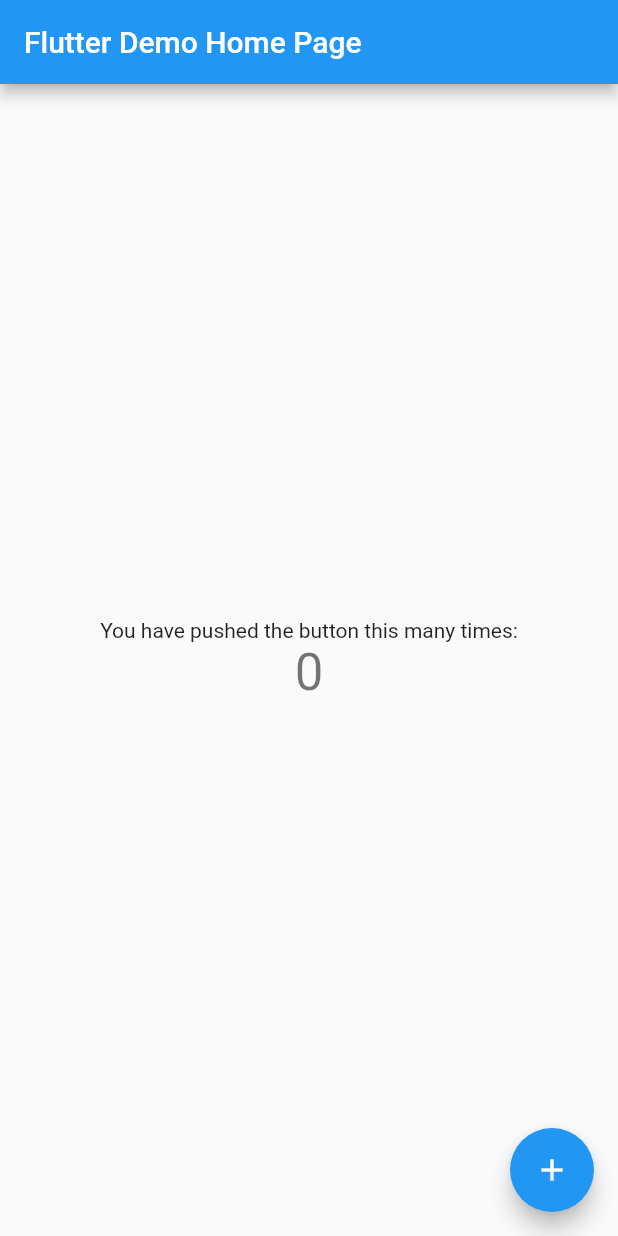
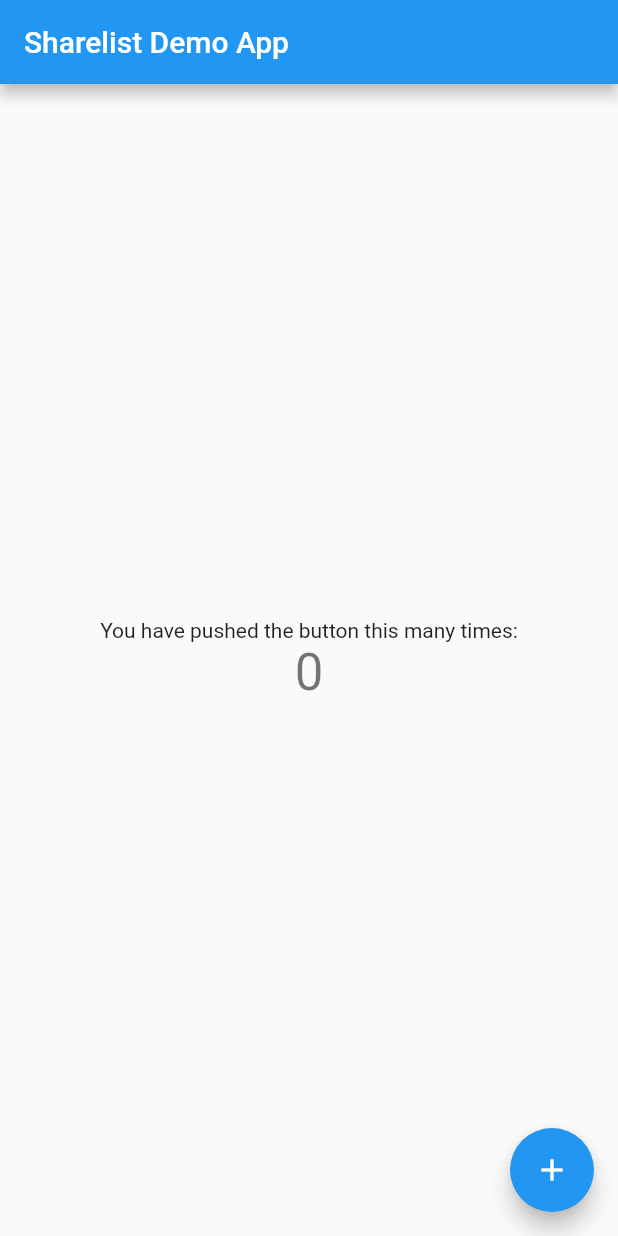
Before and after one commit to fiqahmad/flutter, a Flutter app: the screen it shows after launch, on a phone screen of 412 x 824 dp. Run offline on Flutter 3.47's test engine with Material 2 defaults, Android fonts, the phone set to English and light mode, and no system bars.

Commit message:
change tittle

```diff
--- a/lib/main.dart
+++ b/lib/main.dart
@@ -22,7 +22,7 @@ class MyApp extends StatelessWidget {
         // is not restarted.
         primarySwatch: Colors.blue,
       ),
-      home: MyHomePage(title: 'Flutter Demo Home Page'),
+      home: MyHomePage(title: 'Sharelist Demo App'),
     );
   }
 }
```
